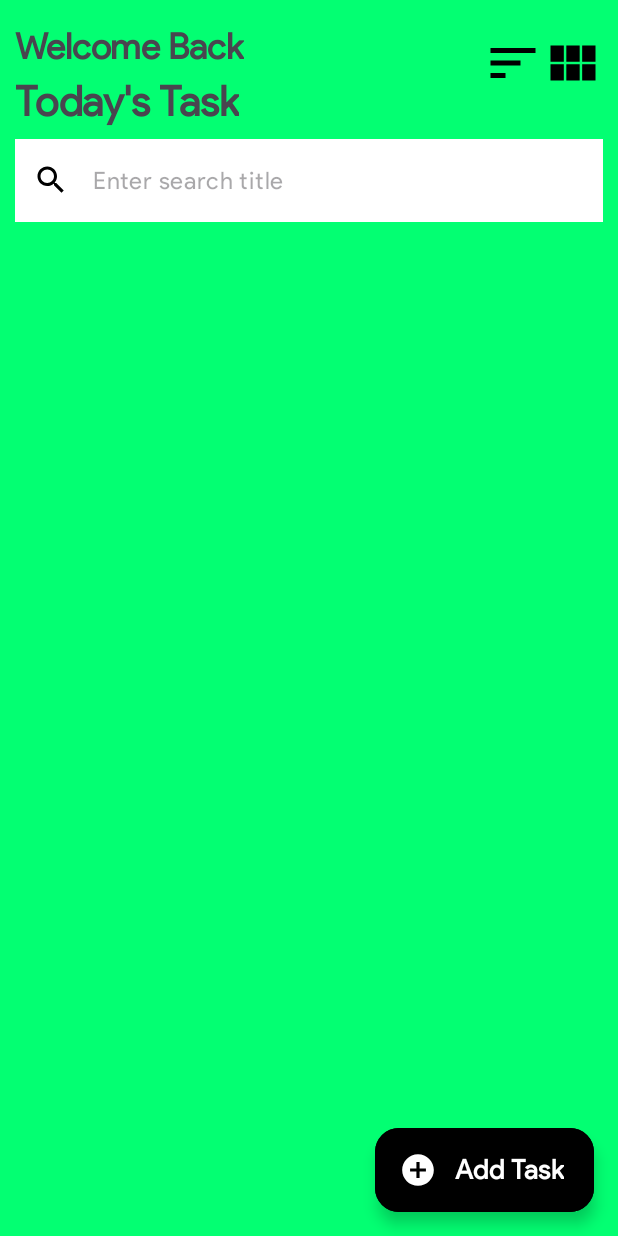
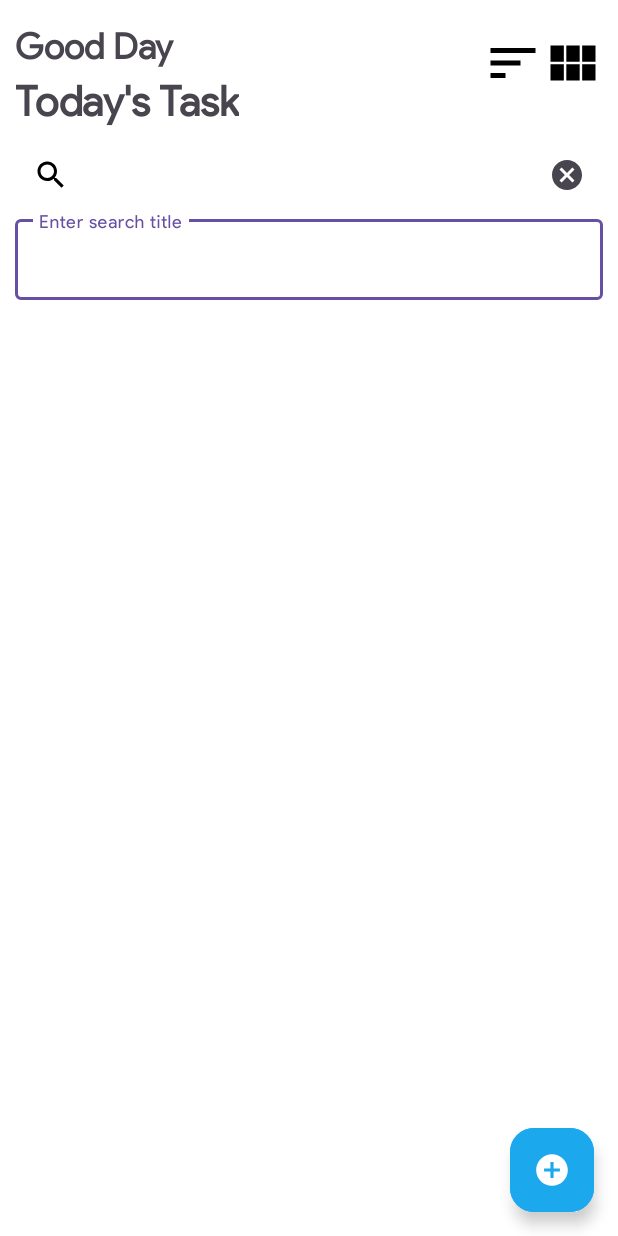
Before and after one commit to Tommy14/Task_Management, an Android app: the screen it shows after launch (MainActivity), on a phone screen of 412 x 824 dp. Run offline under Robolectric (Android 15) with nearby library versions, the phone set to English and light mode, and no system bars; our stand-ins replace Room's generated code.

Commit message:
Working App

```diff
--- a/app/src/main/res/layout/activity_main.xml
+++ b/app/src/main/res/layout/activity_main.xml
@@ -25,7 +25,7 @@
                 android:layout_height="wrap_content"
                 android:layout_marginStart="10dp"
                 android:layout_marginTop="16dp"
-                android:text="Welcome Back"
+                android:text="@string/good_day"
                 android:textSize="24sp"
                 android:textStyle="bold" />
 
@@ -78,14 +78,20 @@
                 app:hintEnabled="false"
                 app:startIconDrawable="@drawable/ic_search">
 
-                <com.google.android.material.textfield.TextInputEditText
-                    android:id="@+id/edSearch"
+                <com.google.android.material.textfield.TextInputLayout
                     android:layout_width="match_parent"
                     android:layout_height="wrap_content"
-                    android:background="@color/white"
-                    android:hint="Enter search title"
-                    android:imeOptions="actionSearch"
-                    android:inputType="text" />
+                    style="@style/Widget.MaterialComponents.TextInputLayout.OutlinedBox">
+
+                    <com.google.android.material.textfield.TextInputEditText
+                        android:id="@+id/edSearch"
+                        android:layout_width="match_parent"
+                        android:layout_height="wrap_content"
+                        android:hint="@string/search"
+                        android:imeOptions="actionSearch"
+                        android:inputType="text" />
+                </com.google.android.material.textfield.TextInputLayout>
+
 
             </com.google.android.material.textfield.TextInputLayout>
 
@@ -112,8 +118,8 @@
         android:layout_height="wrap_content"
         android:layout_gravity="bottom|end"
         android:layout_margin="16dp"
-        android:backgroundTint="@color/black"
-        android:text="Add Task"
+        android:backgroundTint="@color/blue"
+        android:text="@string/add_button"
         android:textColor="@color/white"
         android:textSize="18sp"
         android:textStyle="bold"
--- a/app/src/main/res/values/colors.xml
+++ b/app/src/main/res/values/colors.xml
@@ -2,5 +2,6 @@
 <resources>
     <color name="black">#FF000000</color>
     <color name="white">#FFFFFFFF</color>
-    <color name="mainBackgroundColor">#03FF72</color>
+    <color name="mainBackgroundColor">#FFFFFFFF</color>
+    <color name="blue">#1ba8ed</color>
 </resources>
--- a/app/src/main/res/values/strings.xml
+++ b/app/src/main/res/values/strings.xml
@@ -1,3 +1,9 @@
 <resources>
     <string name="app_name">todo</string>
+    <string name="add_button"></string>
+    <string name="date">Date</string>
+    <string name="description">Description</string>
+    <string name="title">Title</string>
+    <string name="good_day">Good Day</string>
+    <string name="search">Enter search title</string>
 </resources>
```
Also changed, not shown: app/src/main/res/layout/view_task_grid.xml (+7 -6 lines), app/src/main/res/layout/view_task_list.xml (+7 -6 lines).
